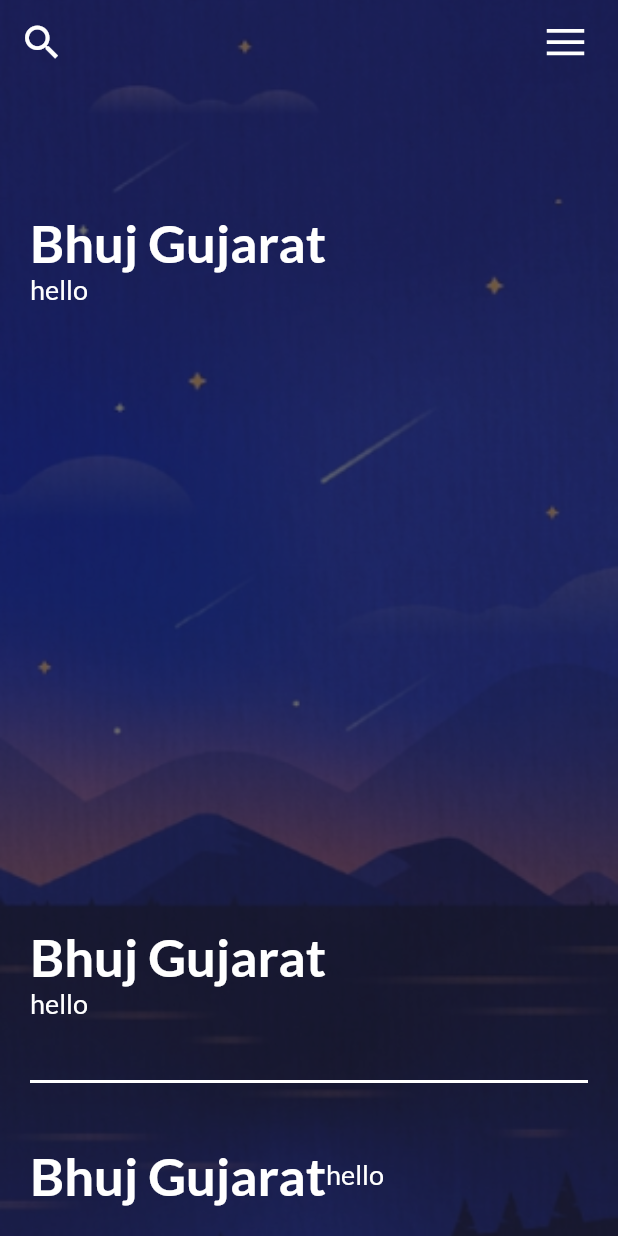
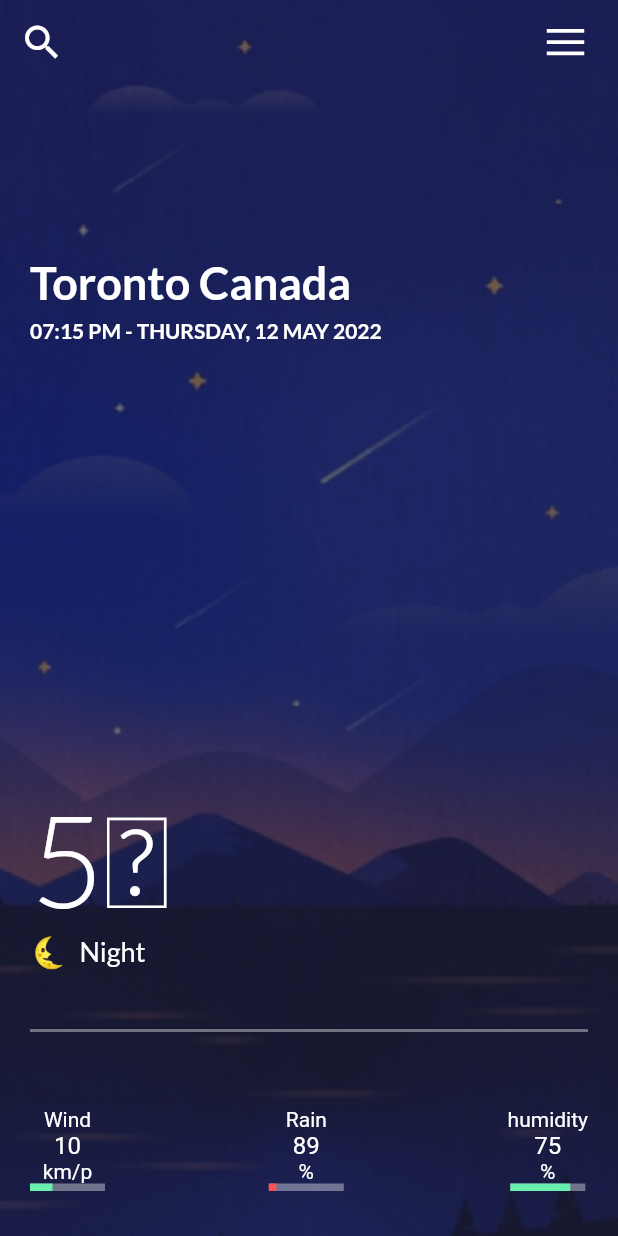
Before and after one commit to bhuvabhavik/Weather-App-UI, a Flutter app: the screen it shows after launch, on a phone screen of 412 x 824 dp. Run offline on Flutter 3.47's test engine with Material 2 defaults, Android fonts, the phone set to English and light mode, and no system bars; our stand-ins replace flutter_svg, google_fonts.

Commit message:
modified all containers and first layout is ready with location,temperature and wind rain humidity details.😎

```diff
--- a/lib/screens/main.dart
+++ b/lib/screens/main.dart
@@ -5,6 +5,10 @@ import 'package:google_fonts/google_fonts.dart';
 void main() {
   runApp(WeatherUI());
 }
+
+const tstyle14 = TextStyle(color: Colors.white, fontSize: 14);
+const tstyle16 = TextStyle(color: Colors.white, fontSize: 16);
+const tstyle20 = TextStyle(color: Colors.white, fontSize: 20);
 
 class WeatherUI extends StatelessWidget {
   const WeatherUI({Key? key}) : super(key: key);
@@ -69,19 +73,24 @@ class WeatherUI extends StatelessWidget {
                           crossAxisAlignment: CrossAxisAlignment.start,
                           children: [
                             SizedBox(
-                              height: 120,
+                              height: 150,
                             ),
                             Text(
-                              "Bhuj Gujarat",
+                              "Toronto Canada",
                               style: GoogleFonts.lato(
-                                  fontSize: 35,
+                                  fontSize: 30,
                                   fontWeight: FontWeight.bold,
                                   color: Colors.white),
                             ),
+                            SizedBox(
+                              height: 6,
+                            ),
                             Text(
-                              'hello',
+                              '07:15 PM - THURSDAY, 12 MAY 2022',
                               style: GoogleFonts.lato(
-                                  color: Colors.white, fontSize: 18),
+                                  color: Colors.white,
+                                  fontSize: 14,
+                                  fontWeight: FontWeight.bold),
                             ),
                           ],
                         ),
@@ -90,16 +99,27 @@ class WeatherUI extends StatelessWidget {
                           crossAxisAlignment: CrossAxisAlignment.start,
                           children: [
                             Text(
-                              "Bhuj Gujarat",
+                              "5\u2103",
                               style: GoogleFonts.lato(
-                                  fontSize: 35,
-                                  fontWeight: FontWeight.bold,
+                                  fontSize: 85,
+                                  fontWeight: FontWeight.w300,
                                   color: Colors.white),
                             ),
+                            Row(
+                              children: [
                                 Text(
-                              'hello',
+                                  '🌜',
+                                  style: tstyle20,
+                                ),
+                                SizedBox(
+                                  width: 8,
+                                ),
+                                Text(
+                                  'Night',
                                   style: GoogleFonts.lato(
                                       color: Colors.white, fontSize: 18),
+                                ),
+                              ],
                             )
                           ],
                         ),
@@ -111,23 +131,99 @@ class WeatherUI extends StatelessWidget {
                       Container(
                         margin: EdgeInsets.symmetric(vertical: 40),
                         decoration: BoxDecoration(
-                            border: Border.all(color: Colors.white)),
+                            border: Border.all(color: Colors.white38)),
                       ),
-                      Row(
+                      Padding(
+                        padding: const EdgeInsets.symmetric(vertical: 10),
+                        child: Row(
+                          mainAxisAlignment: MainAxisAlignment.spaceBetween,
+                          children: [
+                            Column(
                               children: [
                                 Text(
-                            "Bhuj Gujarat",
-                            style: GoogleFonts.lato(
-                                fontSize: 35,
-                                fontWeight: FontWeight.bold,
-                                color: Colors.white),
+                                  'Wind',
+                                  style: tstyle14,
                                 ),
                                 Text(
-                            'hello',
-                            style: GoogleFonts.lato(
-                                color: Colors.white, fontSize: 18),
+                                  '10',
+                                  style: tstyle16,
+                                ),
+                                Text(
+                                  'km/p',
+                                  style: tstyle14,
+                                ),
+                                Stack(
+                                  children: [
+                                    Container(
+                                      width: 50,
+                                      height: 5,
+                                      color: Colors.white38,
+                                    ),
+                                    Container(
+                                      width: 15,
+                                      height: 5,
+                                      color: Colors.greenAccent,
+                                    )
+                                  ],
+                                )
+                              ],
+                            ),
+                            Column(
+                              children: [
+                                Text('Rain', style: tstyle14),
+                                Text('89', style: tstyle16),
+                                Text('%', style: tstyle14),
+                                Stack(
+                                  children: [
+                                    Container(
+                                      height: 5,
+                                      width: 50,
+                                      color: Colors.white38,
+                                    ),
+                                    Container(
+                                      height: 5,
+                                      width: 5,
+                                      color: Colors.redAccent,
                                     ),
                                   ],
+                                )
+                              ],
+                            ),
+                            Column(
+                              children: [
+                                Text('humidity', style: tstyle14),
+                                Text('75', style: tstyle16),
+                                Text('%', style: tstyle14),
+                                Stack(
+                                  children: [
+                                    Container(
+                                      height: 5,
+                                      width: 50,
+                                      color: Colors.white38,
+                                    ),
+                                    Container(
+                                      height: 5,
+                                      width: 40,
+                                      color: Colors.greenAccent,
+                                    )
+                                  ],
+                                )
+                              ],
+                            ),
+                            // Text(
+                            //   "Bhuj Gujarat",
+                            //   style: GoogleFonts.lato(
+                            //       fontSize: 35,
+                            //       fontWeight: FontWeight.bold,
+                            //       color: Colors.white),
+                            // ),
+                            // Text(
+                            //   'hello',
+                            //   style: GoogleFonts.lato(
+                            //       color: Colors.white, fontSize: 18),
+                            // ),
+                          ],
+                        ),
                       )
                     ],
                   )
```
Lines whose indentation alone changed are shown as unchanged.
